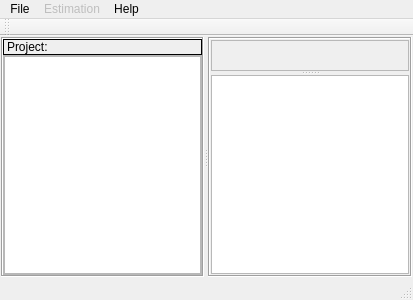
Old version of the form mainwindow.ui in the repository PauloCarvalhoRJ/gammaray.
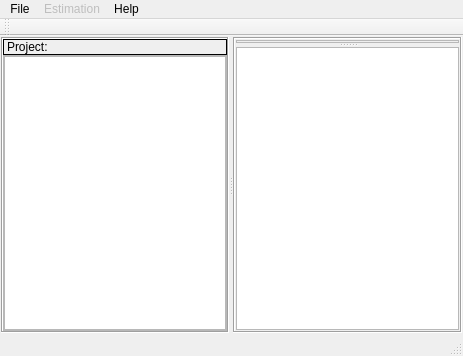
New version of the form. Icons and pictures are not drawn.

```diff
--- a/mainwindow.ui
+++ b/mainwindow.ui
@@ -6,8 +6,8 @@
    <rect>
     <x>0</x>
     <y>0</y>
-    <width>413</width>
-    <height>300</height>
+    <width>463</width>
+    <height>356</height>
    </rect>
   </property>
   <property name="windowTitle">
@@ -164,6 +164,23 @@
            <property name="frameShadow">
             <enum>QFrame::Sunken</enum>
            </property>
+           <layout class="QVBoxLayout" name="verticalLayout_5">
+            <property name="spacing">
+             <number>0</number>
+            </property>
+            <property name="leftMargin">
+             <number>0</number>
+            </property>
+            <property name="topMargin">
+             <number>0</number>
+            </property>
+            <property name="rightMargin">
+             <number>0</number>
+            </property>
+            <property name="bottomMargin">
+             <number>0</number>
+            </property>
+           </layout>
           </widget>
           <widget class="QFrame" name="frmMessages">
            <property name="autoFillBackground">
@@ -222,7 +239,7 @@
     <rect>
      <x>0</x>
      <y>0</y>
-     <width>413</width>
+     <width>463</width>
      <height>21</height>
     </rect>
    </property>
```
